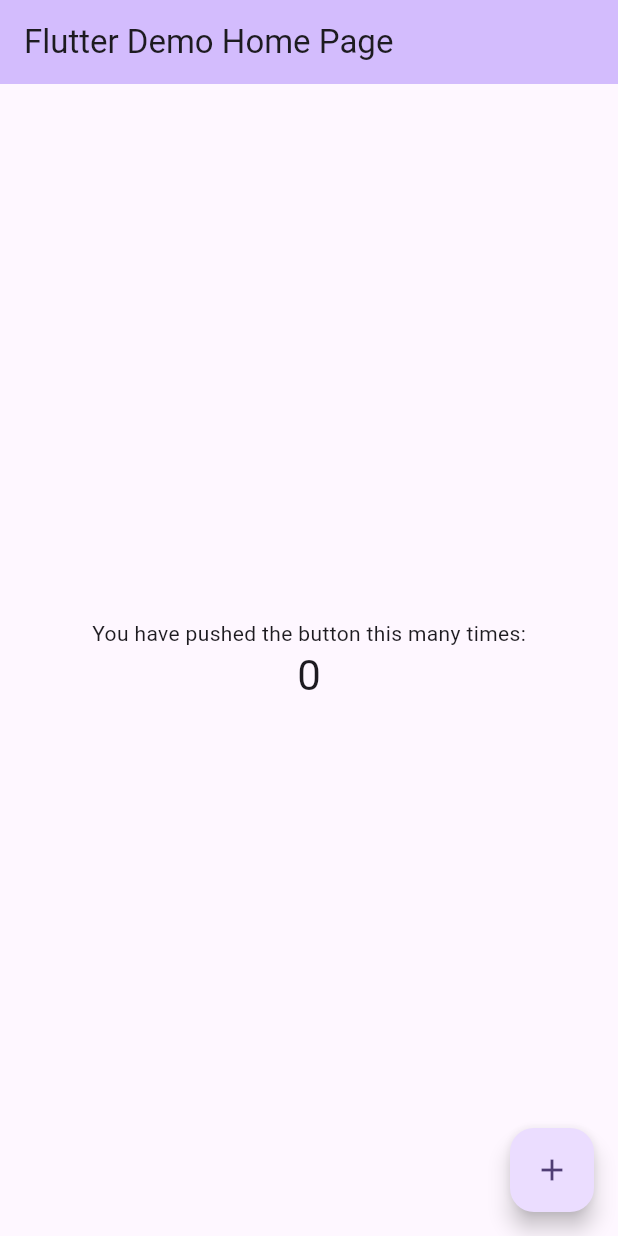
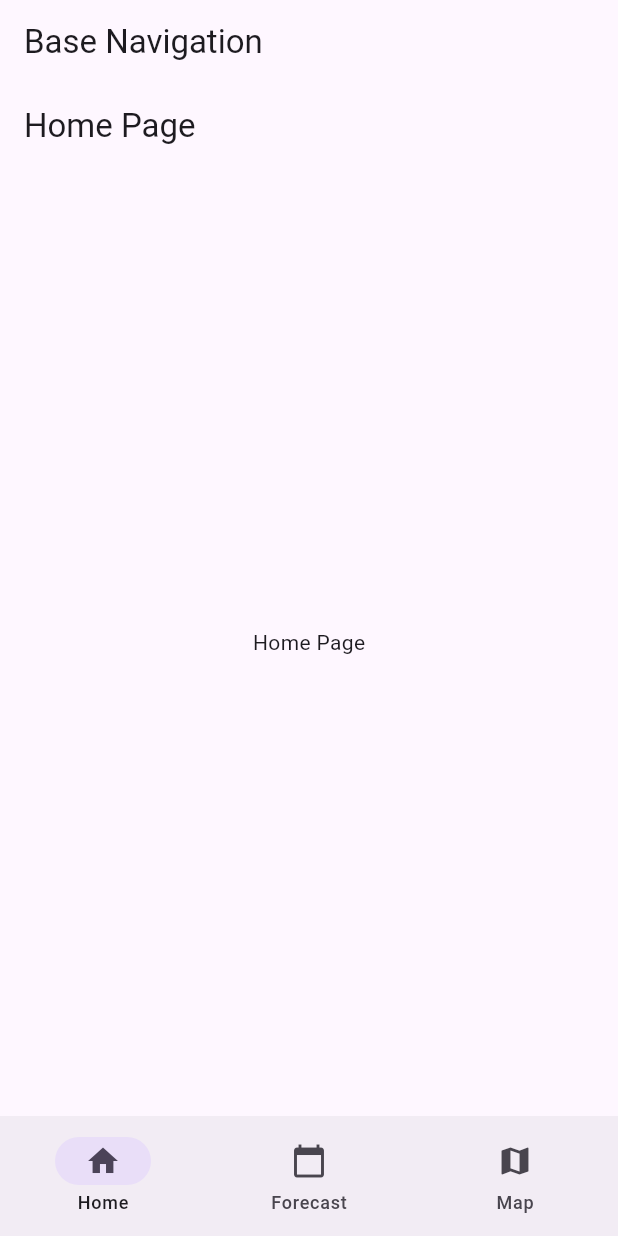
Before and after one commit to PunnyBunny/AeroWeatherProMax, a Flutter app: the screen it shows after launch, on a phone screen of 412 x 824 dp. Run offline on Flutter 3.47's test engine with Material 2 defaults, Android fonts, the phone set to English and light mode, and no system bars.

Commit message:
add base code

```diff
--- a/lib/main.dart
+++ b/lib/main.dart
@@ -1,3 +1,5 @@
+import 'package:aero_weather_pro_max/navigation.dart';
+import 'package:aero_weather_pro_max/pages/home_page.dart';
 import 'package:flutter/material.dart';
 
 void main() {
@@ -31,95 +33,7 @@ class MyApp extends StatelessWidget {
         colorScheme: ColorScheme.fromSeed(seedColor: Colors.deepPurple),
         useMaterial3: true,
       ),
-      home: const MyHomePage(title: 'Flutter Demo Home Page'),
+      home: const BaseNavigation(),
     );
   }
 }
-
-class MyHomePage extends StatefulWidget {
-  const MyHomePage({super.key, required this.title});
-
-  // This widget is the home page of your application. It is stateful, meaning
-  // that it has a State object (defined below) that contains fields that affect
-  // how it looks.
-
-  // This class is the configuration for the state. It holds the values (in this
-  // case the title) provided by the parent (in this case the App widget) and
-  // used by the build method of the State. Fields in a Widget subclass are
-  // always marked "final".
-
-  final String title;
-
-  @override
-  State<MyHomePage> createState() => _MyHomePageState();
-}
-
-class _MyHomePageState extends State<MyHomePage> {
-  int _counter = 0;
-
-  void _incrementCounter() {
-    setState(() {
-      // This call to setState tells the Flutter framework that something has
-      // changed in this State, which causes it to rerun the build method below
-      // so that the display can reflect the updated values. If we changed
-      // _counter without calling setState(), then the build method would not be
-      // called again, and so nothing would appear to happen.
-      _counter++;
-    });
-  }
-
-  @override
-  Widget build(BuildContext context) {
-    // This method is rerun every time setState is called, for instance as done
-    // by the _incrementCounter method above.
-    //
-    // The Flutter framework has been optimized to make rerunning build methods
-    // fast, so that you can just rebuild anything that needs updating rather
-    // than having to individually change instances of widgets.
-    return Scaffold(
-      appBar: AppBar(
-        // TRY THIS: Try changing the color here to a specific color (to
-        // Colors.amber, perhaps?) and trigger a hot reload to see the AppBar
-        // change color while the other colors stay the same.
-        backgroundColor: Theme.of(context).colorScheme.inversePrimary,
-        // Here we take the value from the MyHomePage object that was created by
-        // the App.build method, and use it to set our appbar title.
-        title: Text(widget.title),
-      ),
-      body: Center(
-        // Center is a layout widget. It takes a single child and positions it
-        // in the middle of the parent.
-        child: Column(
-          // Column is also a layout widget. It takes a list of children and
-          // arranges them vertically. By default, it sizes itself to fit its
-          // children horizontally, and tries to be as tall as its parent.
-          //
-          // Column has various properties to control how it sizes itself and
-          // how it positions its children. Here we use mainAxisAlignment to
-          // center the children vertically; the main axis here is the vertical
-          // axis because Columns are vertical (the cross axis would be
-          // horizontal).
-          //
-          // TRY THIS: Invoke "debug painting" (choose the "Toggle Debug Paint"
-          // action in the IDE, or press "p" in the console), to see the
-          // wireframe for each widget.
-          mainAxisAlignment: MainAxisAlignment.center,
-          children: <Widget>[
-            const Text(
-              'You have pushed the button this many times:',
-            ),
-            Text(
-              '$_counter',
-              style: Theme.of(context).textTheme.headlineMedium,
-            ),
-          ],
-        ),
-      ),
-      floatingActionButton: FloatingActionButton(
-        onPressed: _incrementCounter,
-        tooltip: 'Increment',
-        child: const Icon(Icons.add),
-      ), // This trailing comma makes auto-formatting nicer for build methods.
-    );
-  }
-}
--- /dev/null
+++ b/lib/navigation.dart
@@ -0,0 +1,51 @@
+import 'package:aero_weather_pro_max/pages/forecast_page.dart';
+import 'package:aero_weather_pro_max/pages/home_page.dart';
+import 'package:aero_weather_pro_max/pages/rasp_page.dart';
+import 'package:flutter/material.dart';
+
+class BaseNavigation extends StatefulWidget {
+  const BaseNavigation({super.key});
+
+  @override
+  State<BaseNavigation> createState() => _BaseNavigationState();
+}
+
+class _BaseNavigationState extends State<BaseNavigation> {
+  int _currentPageIndex = 0;
+
+  @override
+  Widget build(BuildContext context) {
+    return Scaffold(
+      appBar: AppBar(
+        title: Text('Base Navigation'),
+      ),
+      bottomNavigationBar: NavigationBar(
+        selectedIndex: _currentPageIndex,
+        onDestinationSelected: (int index) {
+          setState(() {
+            _currentPageIndex = index;
+          });
+        },
+        destinations: [
+          NavigationDestination(
+            icon: Icon(Icons.home),
+            label: 'Home',
+          ),
+          NavigationDestination(
+            icon: Icon(Icons.calendar_today),
+            label: 'Forecast',
+          ),
+          NavigationDestination(
+            icon: Icon(Icons.map),
+            label: 'Map',
+          ),
+        ],
+      ),
+      body: [
+        HomePage(),
+        ForecastPage(),
+        RaspPage(),
+      ][_currentPageIndex],
+    );
+  }
+}
--- /dev/null
+++ b/lib/pages/forecast_page.dart
@@ -0,0 +1,17 @@
+import 'package:flutter/material.dart';
+
+class ForecastPage extends StatelessWidget {
+  const ForecastPage({Key? key}) : super(key: key);
+
+  @override
+  Widget build(BuildContext context) {
+    return Scaffold(
+      appBar: AppBar(
+        title: const Text('Forecast Page'),
+      ),
+      body: Center(
+        child: Text('Forecast Page'),
+      ),
+    );
+  }
+}
--- /dev/null
+++ b/lib/pages/home_page.dart
@@ -0,0 +1,17 @@
+import 'package:flutter/material.dart';
+
+class HomePage extends StatelessWidget {
+  const HomePage({Key? key}) : super(key: key);
+
+  @override
+  Widget build(BuildContext context) {
+    return Scaffold(
+      appBar: AppBar(
+        title: const Text('Home Page'),
+      ),
+      body: Center(
+        child: Text('Home Page'),
+      ),
+    );
+  }
+}
--- /dev/null
+++ b/lib/pages/rasp_page.dart
@@ -0,0 +1,17 @@
+import 'package:flutter/material.dart';
+
+class RaspPage extends StatelessWidget {
+  const RaspPage({Key? key}) : super(key: key);
+
+  @override
+  Widget build(BuildContext context) {
+    return Scaffold(
+      appBar: AppBar(
+        title: const Text('Map Page'),
+      ),
+      body: Center(
+        child: Text('Map Page'),
+      ),
+    );
+  }
+}
```
Also changed, not shown: 1 other file.
